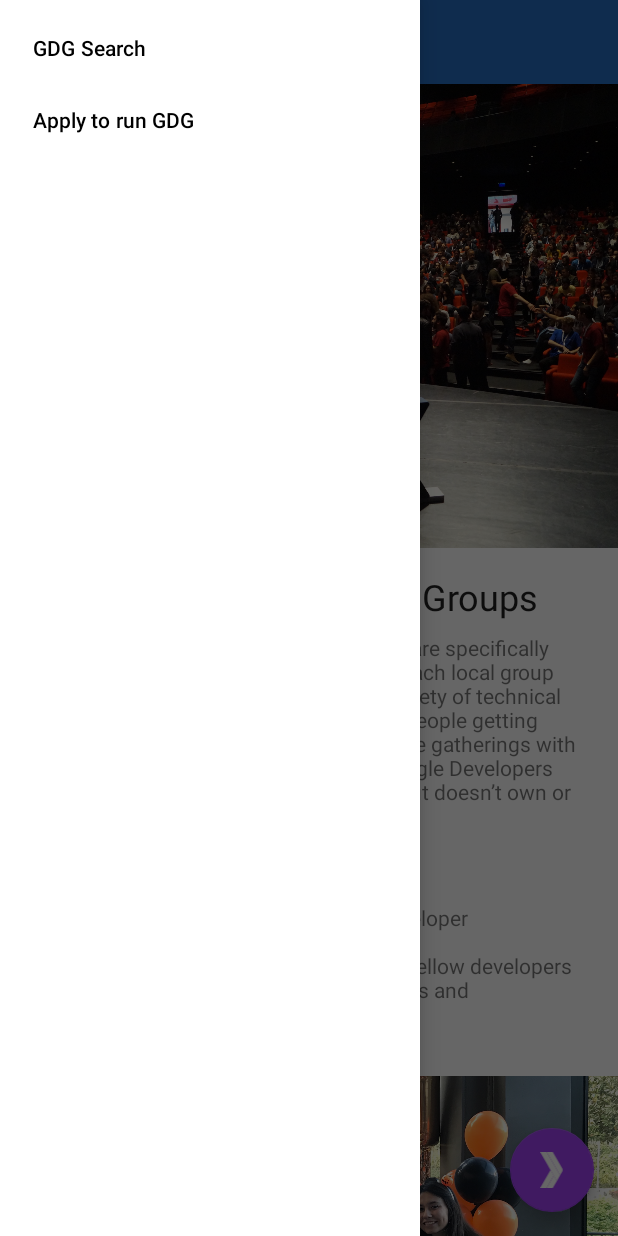
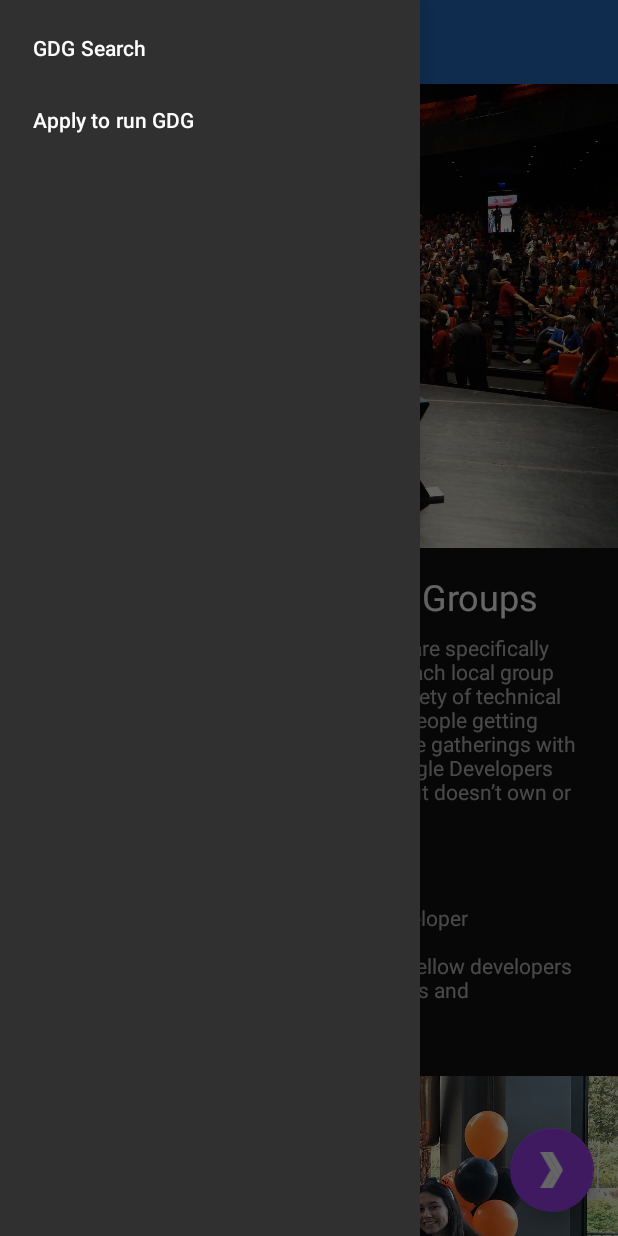
Before and after one commit to trinhcanhphuc/GDGFinder, an Android app: the screen it shows after launch (MainActivity), with the side drawer open, on a phone screen of 412 x 824 dp. Run offline under Robolectric (Android 15) with nearby library versions, the phone set to English and light mode, and no system bars; our stand-ins replace data binding, navigation-ui; Roboto replaces fonts that are not available here.

Commit message:
Support night mode

```diff
--- a/app/src/main/java/com/example/android/gdgfinder/MainActivity.kt
+++ b/app/src/main/java/com/example/android/gdgfinder/MainActivity.kt
@@ -38,6 +38,7 @@ class MainActivity : AppCompatActivity() {
     override fun onCreate(savedInstanceState: Bundle?) {
         super.onCreate(savedInstanceState)
         binding = DataBindingUtil.setContentView(this, R.layout.activity_main)
+        AppCompatDelegate.setDefaultNightMode(AppCompatDelegate.MODE_NIGHT_YES)
 
         setupNavigation()
     }
--- a/app/src/main/res/values/styles.xml
+++ b/app/src/main/res/values/styles.xml
@@ -17,7 +17,7 @@
 <resources>
 
     <!-- Base application theme. -->
-    <style name="AppTheme" parent="Theme.MaterialComponents.Light.NoActionBar">
+    <style name="AppTheme" parent="Theme.MaterialComponents.DayNight.NoActionBar">
         <!-- Customize your theme here. -->
         <item name="colorPrimary">@color/primaryColor</item>
         <item name="colorPrimaryDark">@color/primaryDarkColor</item>
```
